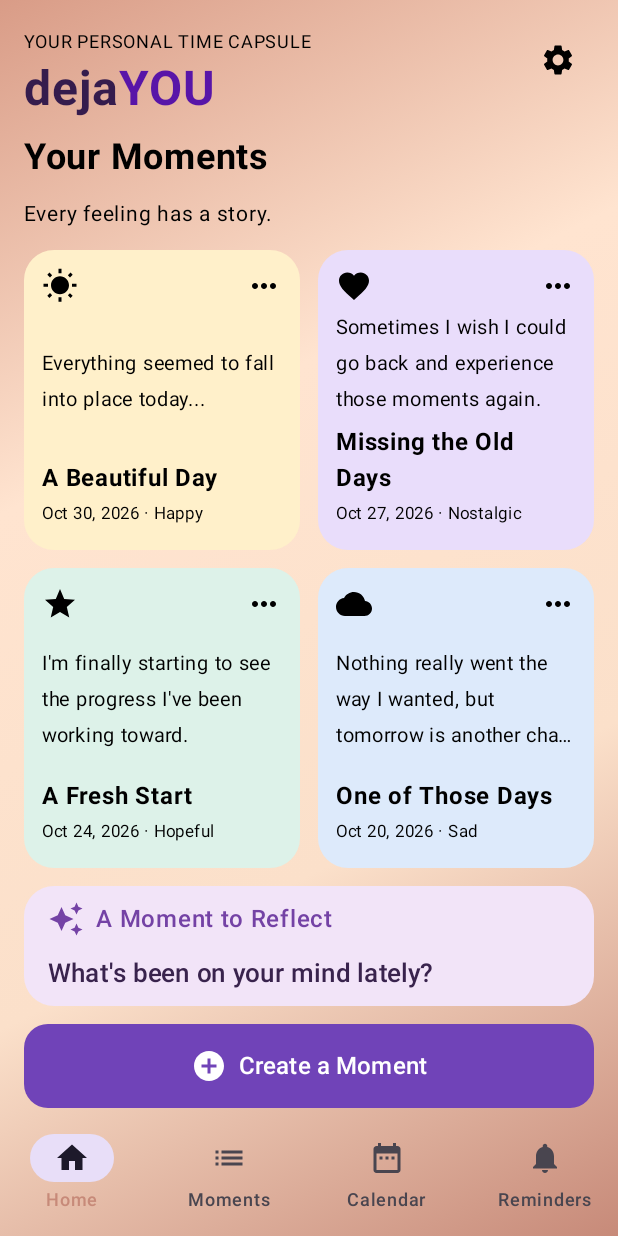
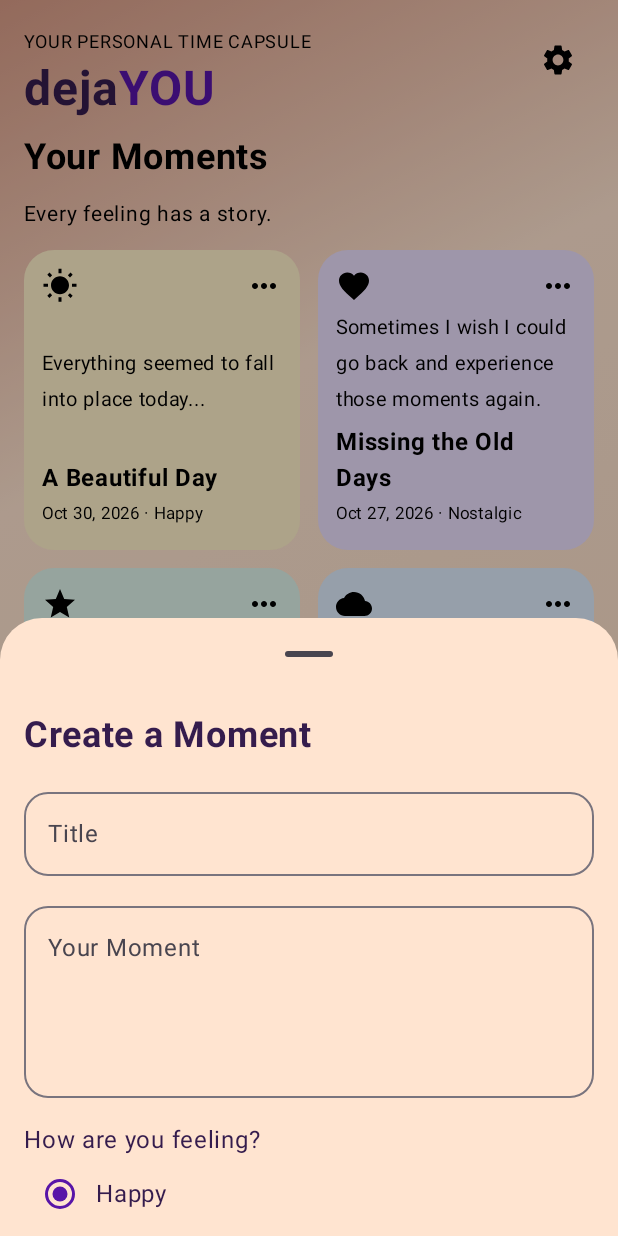
Before and after one commit to NyleClem/DejaYou, an Android app built with Jetpack Compose: the screen it shows after launch (MainActivity), after a tap on "Create a Moment", on a phone screen of 412 x 824 dp. Run offline under Robolectric (Android 15) with nearby library versions, the phone set to English and light mode, and no system bars.

Commit message:
Build Create Moment bottom sheet UI

```diff
--- /dev/null
+++ b/app/src/main/java/com/example/dejayou/screens/CreateMomentSheet.kt
@@ -0,0 +1,128 @@
+package com.example.dejayou.screens
+
+import androidx.compose.foundation.layout.Arrangement
+import androidx.compose.foundation.layout.Column
+import androidx.compose.foundation.layout.Row
+import androidx.compose.foundation.layout.fillMaxWidth
+import androidx.compose.foundation.layout.padding
+import androidx.compose.foundation.shape.RoundedCornerShape
+import androidx.compose.material3.Button
+import androidx.compose.material3.ExperimentalMaterial3Api
+import androidx.compose.material3.MaterialTheme
+import androidx.compose.material3.ModalBottomSheet
+import androidx.compose.material3.OutlinedButton
+import androidx.compose.material3.OutlinedTextField
+import androidx.compose.material3.RadioButton
+import androidx.compose.material3.Text
+import androidx.compose.runtime.Composable
+import androidx.compose.runtime.getValue
+import androidx.compose.runtime.mutableStateOf
+import androidx.compose.runtime.remember
+import androidx.compose.runtime.setValue
+import androidx.compose.ui.Alignment
+import androidx.compose.ui.Modifier
+import androidx.compose.ui.text.font.FontWeight
+import androidx.compose.ui.unit.dp
+import androidx.compose.ui.unit.sp
+
+/**
+ * Displays the bottom sheet for creating a new Moment.NC
+ * Provides fields for the title, content, and mood selection.NC
+ *
+ * @param onDismiss Callback used to close the bottom sheet.NC
+ */
+@OptIn(ExperimentalMaterial3Api::class)
+@Composable
+fun CreateMomentSheet(
+    onDismiss: () -> Unit
+) {
+    //Track the user input while the bottom sheet is open
+    var title by remember { mutableStateOf("") }
+    var content by remember { mutableStateOf("") }
+    var selectedMood by remember { mutableStateOf("Happy") }
+    val moods = listOf("Happy", "Nostalgic", "Hopeful", "Sad")
+    ModalBottomSheet(
+        onDismissRequest = onDismiss,
+        containerColor = MaterialTheme.colorScheme.background,
+        contentColor = MaterialTheme.colorScheme.onBackground
+    ) {
+        Column(
+            modifier = Modifier
+                .fillMaxWidth()
+                .padding(16.dp)
+        ) {
+            Text(
+                text = "Create a Moment",
+                fontSize = 24.sp,
+                fontWeight = FontWeight.Bold,
+                color = MaterialTheme.colorScheme.onBackground
+            )
+
+            OutlinedTextField(
+                value = title,
+                onValueChange = { title = it },
+                label = { Text("Title") },
+                placeholder = { Text("Give this moment a title...") },
+                singleLine = true,
+                shape = RoundedCornerShape(16.dp),
+                modifier = Modifier
+                    .fillMaxWidth()
+                    .padding(top = 16.dp)
+
+            )
+
+            OutlinedTextField(
+                value = content,
+                onValueChange = { content = it },
+                label = { Text("Your Moment") },
+                placeholder = { Text("What's on your mind?") },
+                minLines = 4,
+                maxLines = 8,
+                shape = RoundedCornerShape(16.dp),
+                modifier = Modifier
+                    .fillMaxWidth()
+                    .padding(top = 12.dp)
+            )
+
+            Text(
+                text = "How are you feeling?",
+                modifier = Modifier.padding(top = 16.dp)
+            )
+           // Each radio button checks selectedMood to make sure only one mood is selected.NC
+            moods.forEach { mood ->
+                Row(
+                    verticalAlignment = Alignment.CenterVertically
+                ) {
+                    RadioButton(
+                        selected = selectedMood == mood,
+                        onClick = { selectedMood = mood }
+                    )
+
+                    Text(text = mood)
+                }
+            }
+            Row(
+                modifier = Modifier
+                    .fillMaxWidth()
+                    .padding(top = 16.dp, bottom = 16.dp),
+                horizontalArrangement = Arrangement.spacedBy(12.dp)
+            ) {
+                OutlinedButton(
+                    onClick = onDismiss,
+                    modifier = Modifier.weight(1f)
+                ) {
+                    Text("Cancel")
+                }
+
+                Button(
+                    onClick = {
+                        // save moment here
+                    },
+                    modifier = Modifier.weight(1f)
+                ) {
+                    Text("Save Moment")
+                }
+            }
+        }
+    }
+}
--- a/app/src/main/java/com/example/dejayou/screens/HomeScreen.kt
+++ b/app/src/main/java/com/example/dejayou/screens/HomeScreen.kt
@@ -31,6 +31,10 @@ import androidx.compose.material3.IconButton
 import androidx.compose.material3.MaterialTheme
 import androidx.compose.material3.Text
 import androidx.compose.runtime.Composable
+import androidx.compose.runtime.getValue
+import androidx.compose.runtime.mutableStateOf
+import androidx.compose.runtime.remember
+import androidx.compose.runtime.setValue
 import androidx.compose.ui.Alignment
 import androidx.compose.ui.Modifier
 import androidx.compose.ui.graphics.Color
@@ -43,14 +47,16 @@ import androidx.compose.ui.text.withStyle
 import androidx.compose.ui.unit.dp
 import androidx.compose.ui.unit.sp
 
-
 /**
  * Displays the Home screen with recent Moments, a reflection prompt,
- * and actions for accessing Settings and creating Moments.
+ * and actions for accessing Settings and creating Moments.NC
  */
 @Composable
 fun HomeScreen(onSettingsClick: () -> Unit) {
-
+    //Controls whether the Create Moment bottom sheet is displayed.NC
+    var showCreateMomentSheet by remember {
+        mutableStateOf(false)
+    }
     Column(
         modifier = Modifier
             .fillMaxWidth()
@@ -64,8 +70,14 @@ fun HomeScreen(onSettingsClick: () -> Unit) {
         DailyReflectionCard()
         CreateMomentButton(
             onCreateClick = {
-                //TODO: Open the Create Moment bottom sheet
-
+                showCreateMomentSheet = true
+            }
+        )
+    }
+    if (showCreateMomentSheet) {
+        CreateMomentSheet(
+            onDismiss = {
+                showCreateMomentSheet = false
             }
         )
     }
@@ -190,10 +202,11 @@ fun MomentCard(
 
 /**
  * Displays a two-column preview of recent Moments.
- * Uses sample data until Moment database is implemented.
+ * Uses sample data until the Home screen is connected to the Moment database.
  */
 @Composable
 fun RecentMoments() {
+
     Column(
         verticalArrangement = Arrangement.spacedBy(12.dp)
     ) {
```
